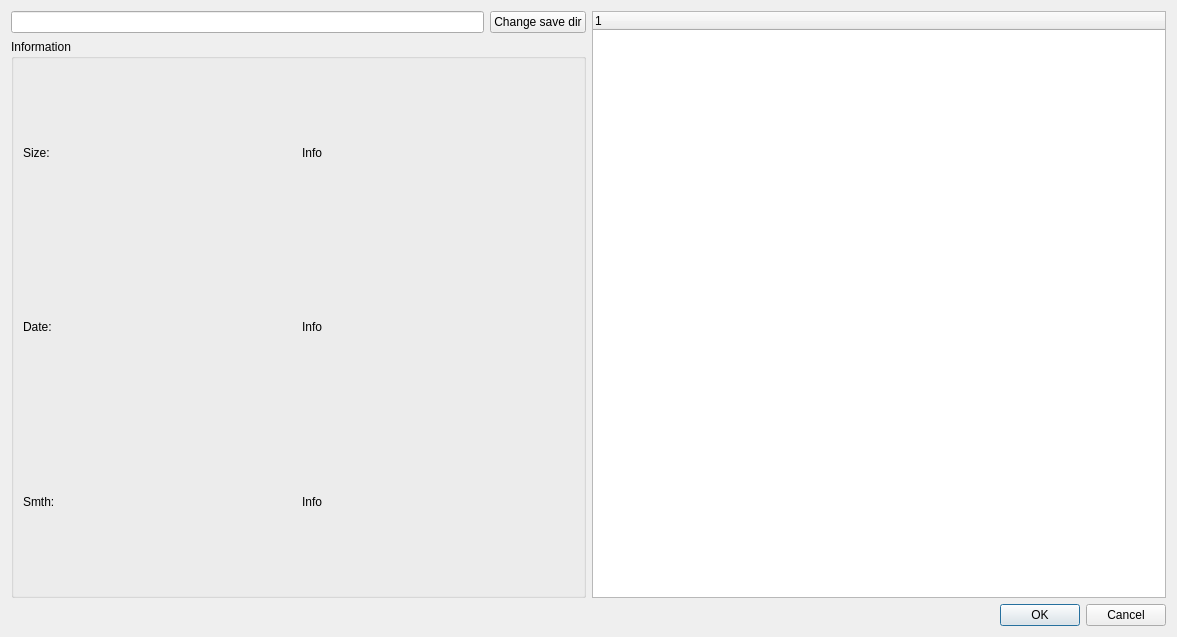
The window that dialogs/savetorrentdialog.ui (commmrade/TorrentClient) describes before a commit, drawn with Qt 5.
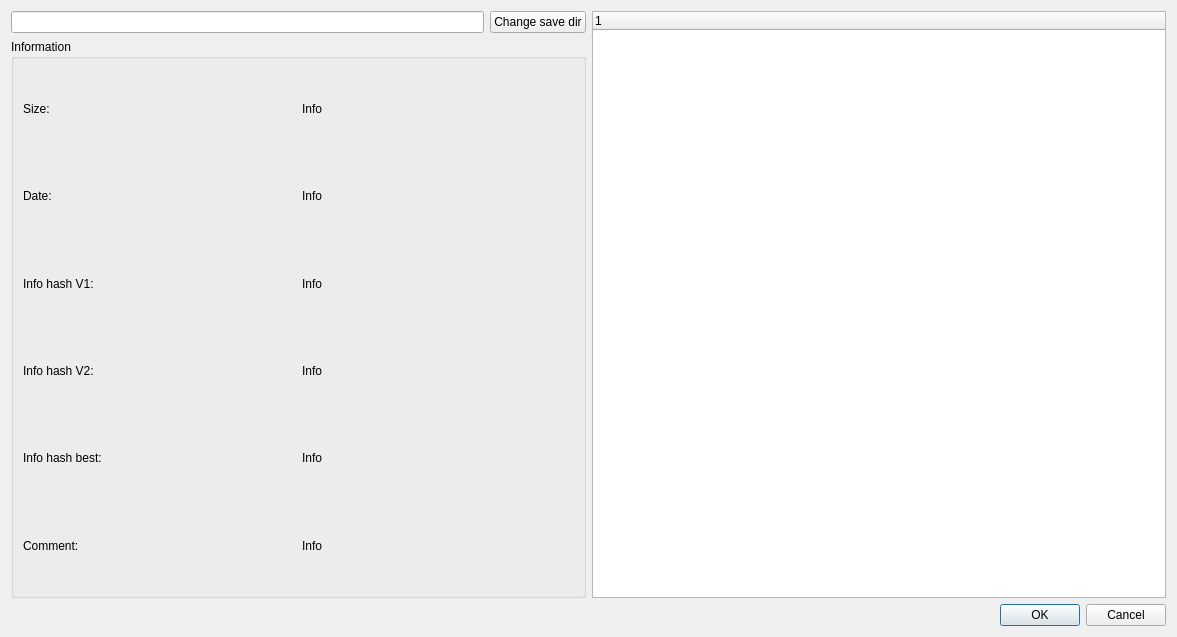
The same window after the commit.

```diff
--- a/dialogs/savetorrentdialog.ui
+++ b/dialogs/savetorrentdialog.ui
@@ -83,12 +83,66 @@
             <item>
              <widget class="QLabel" name="label_5">
               <property name="text">
-               <string>Smth:</string>
+               <string>Info hash V1:</string>
               </property>
              </widget>
             </item>
             <item>
-             <widget class="QLabel" name="label_6">
+             <widget class="QLabel" name="infoHashV1Value">
+              <property name="text">
+               <string>Info</string>
+              </property>
+             </widget>
+            </item>
+           </layout>
+          </item>
+          <item>
+           <layout class="QHBoxLayout" name="horizontalLayout_6">
+            <item>
+             <widget class="QLabel" name="infoHashV2Label">
+              <property name="text">
+               <string>Info hash V2:</string>
+              </property>
+             </widget>
+            </item>
+            <item>
+             <widget class="QLabel" name="infoHashV2Value">
+              <property name="text">
+               <string>Info</string>
+              </property>
+             </widget>
+            </item>
+           </layout>
+          </item>
+          <item>
+           <layout class="QHBoxLayout" name="horizontalLayout_7">
+            <item>
+             <widget class="QLabel" name="infoHashBestLabel">
+              <property name="text">
+               <string>Info hash best:</string>
+              </property>
+             </widget>
+            </item>
+            <item>
+             <widget class="QLabel" name="infoHashBestValue">
+              <property name="text">
+               <string>Info</string>
+              </property>
+             </widget>
+            </item>
+           </layout>
+          </item>
+          <item>
+           <layout class="QHBoxLayout" name="horizontalLayout_8">
+            <item>
+             <widget class="QLabel" name="commentLabel">
+              <property name="text">
+               <string>Comment:</string>
+              </property>
+             </widget>
+            </item>
+            <item>
+             <widget class="QLabel" name="commentValue">
               <property name="text">
                <string>Info</string>
               </property>
```
Left out of the diff: 2 changed lines with no effect on the pictures.
